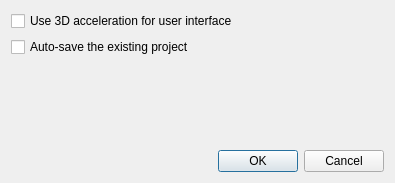
Old version of the form ui/SettingsDialog.ui in the repository ImageProcessing-ElectronicPublications/scantailor-deviant.
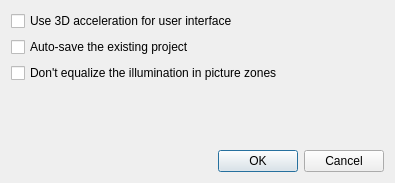
New version of the form.

Commit message:
Scantailor Featured - Dont_Equalize_Illumination_Pic_Zones
Changes by monday2000

```diff
--- a/ui/SettingsDialog.ui
+++ b/ui/SettingsDialog.ui
@@ -28,6 +28,13 @@
      </property>
     </widget>
    </item>
+   <item>
+    <widget class="QCheckBox" name="DontEqualizeIlluminationPicZones">
+     <property name="text">
+      <string>Don't equalize the illumination in picture zones</string>
+     </property>
+    </widget>
+   </item>
    <item>
     <spacer name="verticalSpacer">
      <property name="orientation">
```
The commit also changes 10 other files.
